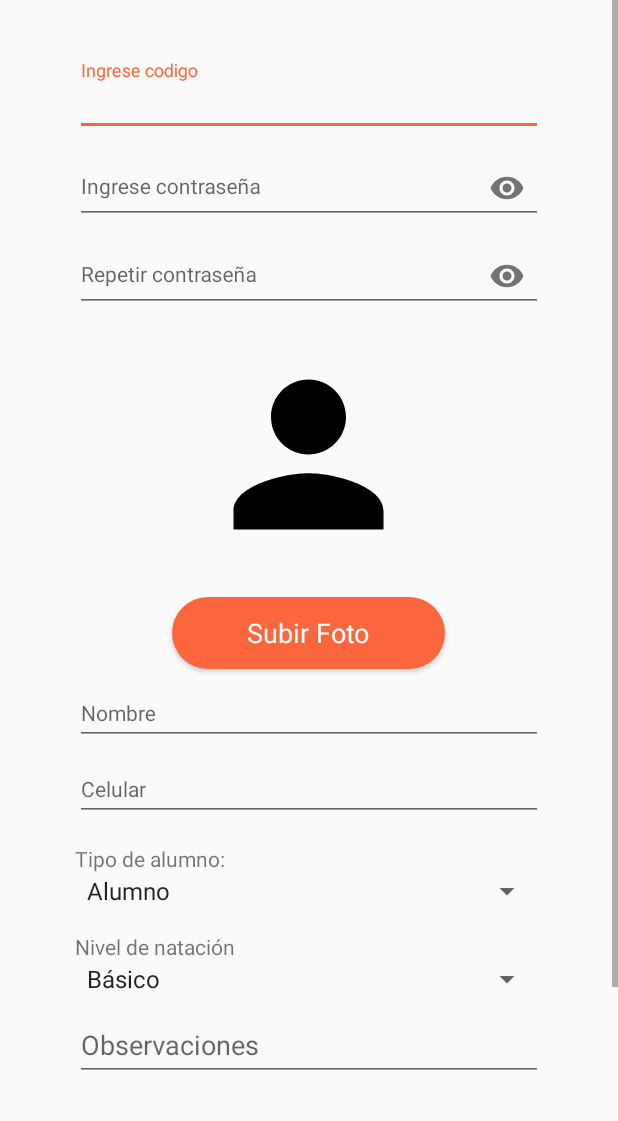
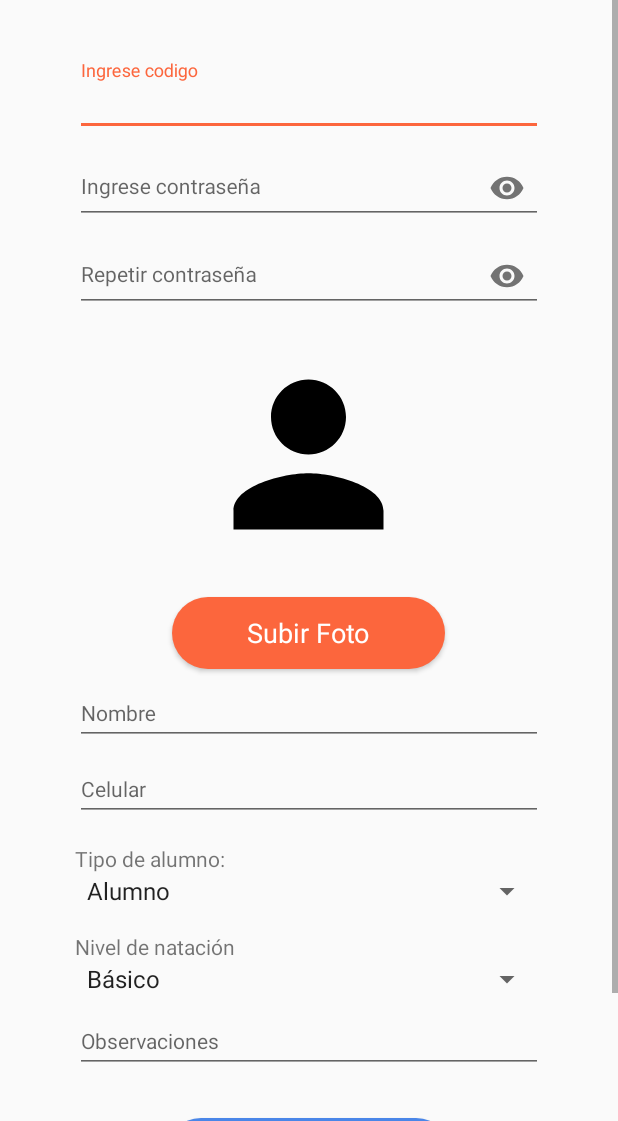
Before and after one commit to Giancarlo987/PisciSoft, an Android app: the RegistroActivity screen opened directly, with no data from a screen before it, on a phone screen of 412 x 824 dp, the part 115-1236 px from its top. Run offline under Robolectric (Android 15) with nearby library versions, the phone set to English and light mode, and no system bars; our stand-ins replace Firebase (no records; nobody signed in at launch, a user with empty details on screens opened directly).

Commit message:
Cambios de tamaño

```diff
--- a/PiscisoftMobile/app/src/main/java/com/example/piscisoftmobile/RegistroActivity.kt
+++ b/PiscisoftMobile/app/src/main/java/com/example/piscisoftmobile/RegistroActivity.kt
@@ -109,6 +109,7 @@ class RegistroActivity : AppCompatActivity() {
     private fun avisar(razon : String) {
         Toast.makeText(this, "Por favor, ingrese ${razon}", Toast.LENGTH_SHORT).show()
     }
+
     // FUNCION PARA OBTENER LAS CREDENCIALES--------------------------------------------------------
     private fun registrar(){
         padreView.visibility = View.GONE
--- a/PiscisoftMobile/app/src/main/res/layout/activity_registro.xml
+++ b/PiscisoftMobile/app/src/main/res/layout/activity_registro.xml
@@ -187,8 +187,9 @@
                         android:id="@+id/et_observaciones"
                         android:layout_width="match_parent"
                         android:layout_height="wrap_content"
-                        android:layout_marginTop="15dp"
-                        android:hint="Observaciones" />
+                        android:layout_marginTop="14dp"
+                        android:hint="Observaciones"
+                        android:textSize="14sp" />
                 </com.google.android.material.textfield.TextInputLayout>
 
                 <Button
```
